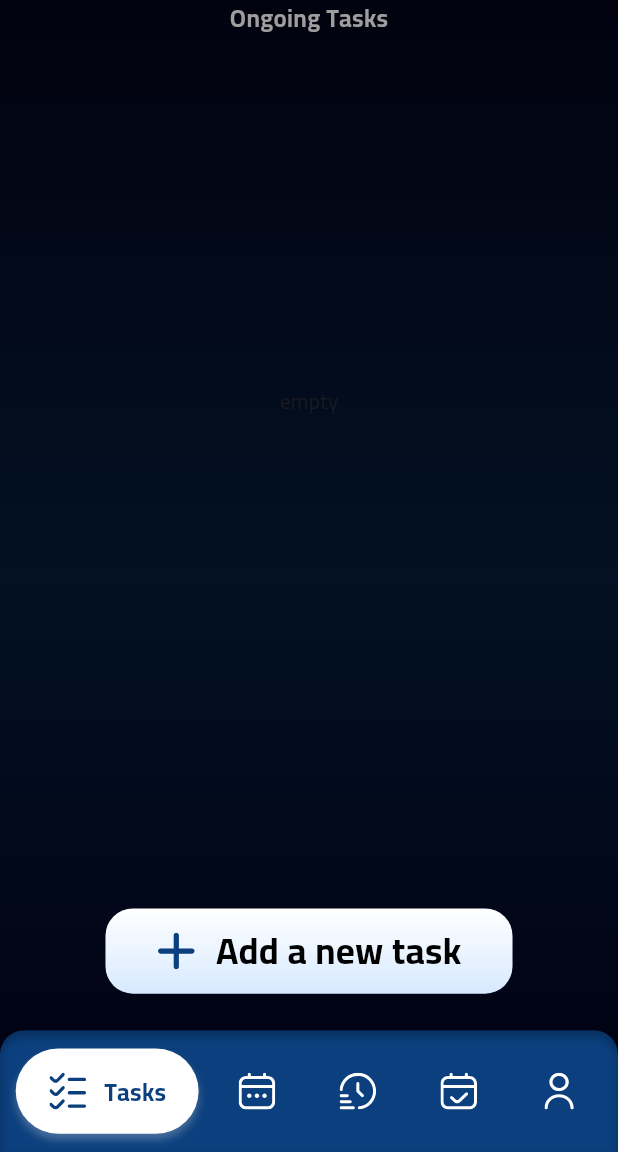
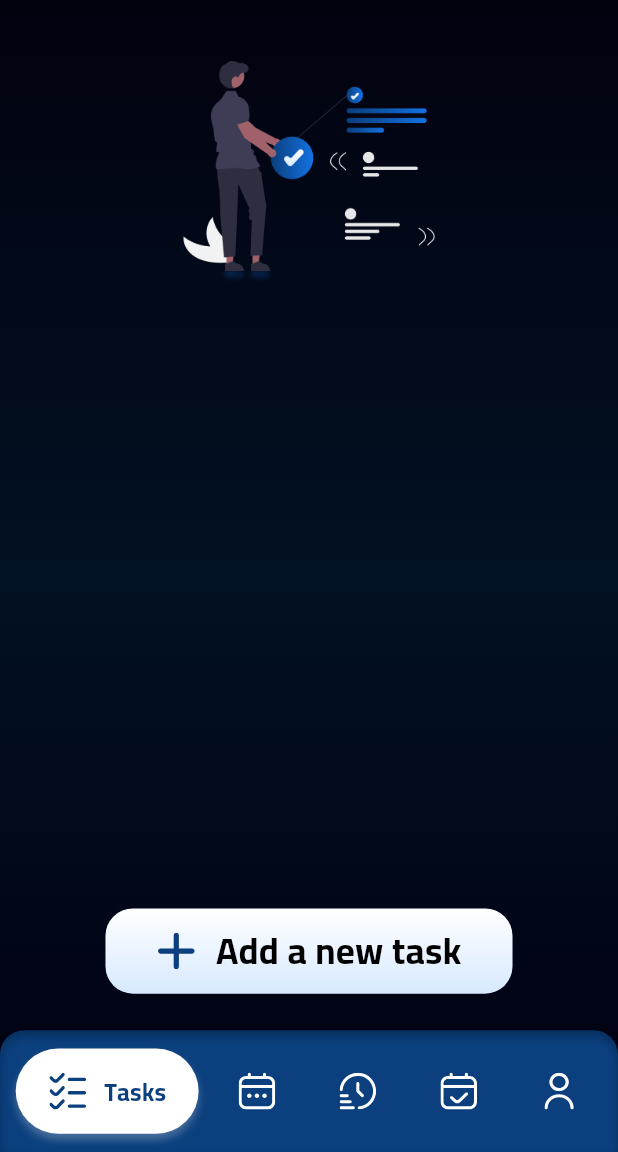
Before and after one commit to EslamElnady0/z_flow, a Flutter app: the HomeView screen opened by its route, on a phone screen of 412 x 824 dp, the part 84-1236 px from its top. Run offline on Flutter 3.47's test engine with Material 3 defaults, Android fonts, the light colour scheme and no system bars; our stand-ins replace bloc, cloud_firestore, connectivity_plus, dartz, firebase_auth, firebase_core and 11 more; accounts and stored records are empty.

Commit message:
created no tasks body

```diff
--- a/lib/core/constants/assets.dart
+++ b/lib/core/constants/assets.dart
@@ -13,6 +13,7 @@ class Assets {
   static const String defaultProfile = "assets/images/defaultProfileImage.png";
   static const String forgettingPerson = "assets/images/forgettingPerson.png";
   static const String passwordImage = "assets/images/passwordImage.png";
+  static const String noTasksImage = "assets/images/noTasksImage.png";
 
   ////////////////        svgs              ///////////////////////
   static const String tasksIcon = "assets/images/svgs/tasks.svg";
--- a/lib/features/home/presentation/views/tasks views/tasks_body.dart
+++ b/lib/features/home/presentation/views/tasks views/tasks_body.dart
@@ -3,13 +3,13 @@ import 'package:flutter_bloc/flutter_bloc.dart';
 import 'package:flutter_screenutil/flutter_screenutil.dart';
 import 'package:z_flow/core/DI/service_locator.dart';
 import 'package:z_flow/core/constants/app_texts.dart';
-import 'package:z_flow/core/styles/styles.dart';
 import 'package:z_flow/features/home/presentation/view%20models/get%20task%20cubit/get_task_cubit.dart';
 
 import '../../../../../core/routes/app_router.dart';
 import '../../../../../core/utils/tasks utils/get_tasks.dart';
 import '../widgets/custom_add_button.dart';
-import '../widgets/custom_task_item.dart';
+import '../widgets/exitsing_tasks_body.dart';
+import '../widgets/no_tasks_body.dart';
 
 class TasksBody extends StatefulWidget {
   const TasksBody({
@@ -31,44 +31,14 @@ class _TasksBodyState extends State<TasksBody> {
   Widget build(BuildContext context) {
     return Column(
       children: [
-        Text(
-          AppTexts.onGoingTasks,
-          style: Styles.style16W600grey,
-        ),
-        SizedBox(
-          height: 16.h,
-        ),
-        SizedBox(
-          height: 450.h,
-          child: BlocBuilder<GetTaskCubit, GetTaskState>(
-            builder: (context, state) {
-              if (getIt.get<GetTaskCubit>().tasks.isEmpty) {
-                return Center(
-                  child: Text("empty"),
-                );
-              } else {
-                return ListView.separated(
-                  itemBuilder: (context, index) {
-                    GlobalKey actionKey = GlobalKey();
-                    return Container(
-                        width: MediaQuery.of(context).size.width,
-                        margin: EdgeInsets.only(right: 10.w),
-                        child: CustomTaskItem(
-                          task: getIt.get<GetTaskCubit>().tasks[index],
-                          actionKey: actionKey,
-                        ));
-                  },
-                  itemCount: getIt.get<GetTaskCubit>().tasks.length,
-                  padding: EdgeInsets.zero,
-                  separatorBuilder: (context, index) {
-                    return SizedBox(
-                      height: 16.h,
-                    );
-                  },
-                );
-              }
-            },
-          ),
+        BlocBuilder<GetTaskCubit, GetTaskState>(
+          builder: (context, state) {
+            if (getIt.get<GetTaskCubit>().tasks.isEmpty) {
+              return const NoTasksBody();
+            } else {
+              return const ExistingTasksBody();
+            }
+          },
         ),
         const Spacer(),
         Padding(
--- /dev/null
+++ b/lib/features/home/presentation/views/widgets/no_tasks_body.dart
@@ -0,0 +1,24 @@
+import 'package:flutter/material.dart';
+import 'package:flutter_screenutil/flutter_screenutil.dart';
+import 'package:z_flow/core/constants/assets.dart';
+
+class NoTasksBody extends StatelessWidget {
+  const NoTasksBody({
+    super.key,
+  });
+
+  @override
+  Widget build(BuildContext context) {
+    return Column(
+      children: [
+        SizedBox(
+          height: 40.h,
+        ),
+        Image.asset(
+          Assets.noTasksImage,
+          width: 160.w,
+        ),
+      ],
+    );
+  }
+}
```
Also changed, not shown: lib/features/home/presentation/views/widgets/exitsing_tasks_body.dart (added, +51 -0 lines), assets/images/noTasksImage.png (added).
